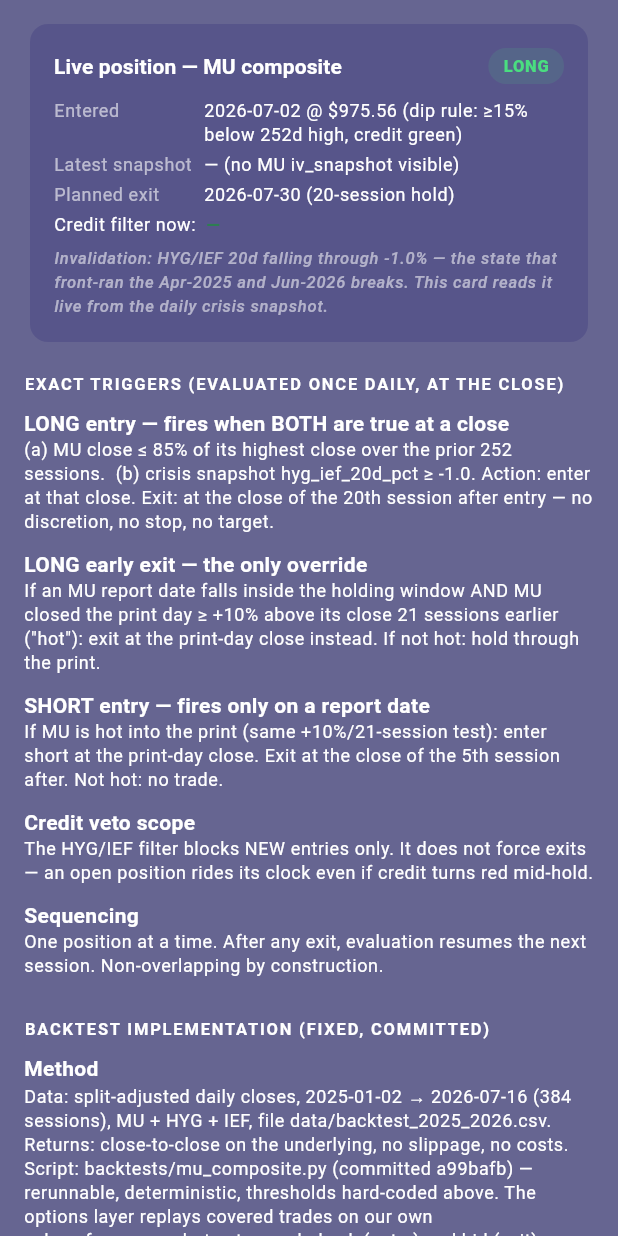
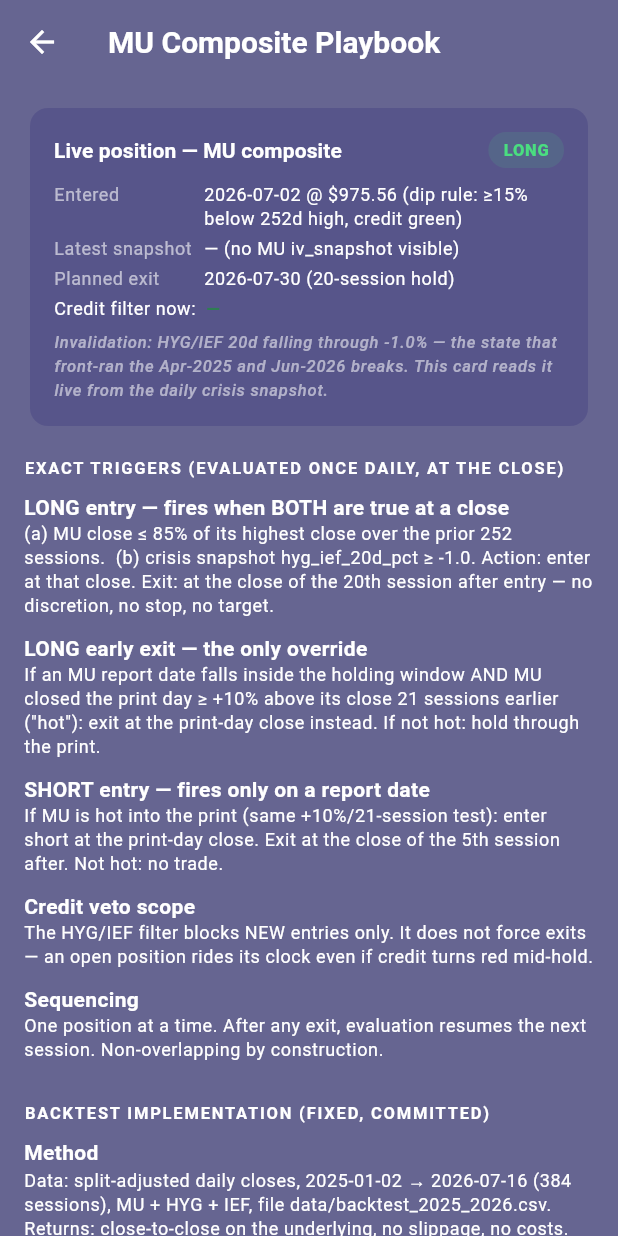
Before and after one commit to KieshaWalker/swingtradeapp, a Flutter app: the MuPlaybookScreen screen opened directly, on a phone screen of 412 x 824 dp. Run offline on Flutter 3.47's test engine with Material 3 defaults, Android fonts, the phone set to English and light mode, and no system bars; our stand-ins replace csv, fl_chart, flutter_riverpod, go_router, supabase_flutter; accounts and stored records are empty; network calls fail.

Commit message:
Fix MU Playbook screen: missing Scaffold caused blank page on navigation
The screen was pushed via Navigator.push as a bare ListView/RefreshIndicator
with no Scaffold/AppBar — no page chrome, no back button, and no defined
body region, which on web left users looking at effectively nothing but
the first card. Also fixes a Row overflow risk on the credit-filter status
line (unconstrained Text widgets side by side) by wrapping it in Expanded.

Co-Authored-By: Claude Fable 5 <noreply@anthropic.com>

```diff
--- a/lib/features/strategy_tracker/screens/mu_playbook_screen.dart
+++ b/lib/features/strategy_tracker/screens/mu_playbook_screen.dart
@@ -50,7 +50,9 @@ class MuPlaybookScreen extends ConsumerWidget {
         hygIef20d == null ? null : hygIef20d >= _creditRedThreshold;
     final pnl = muPrice == null ? null : (muPrice / _entryPrice - 1) * 100;
 
-    return RefreshIndicator(
+    return Scaffold(
+      appBar: AppBar(title: const Text('MU Composite Playbook')),
+      body: RefreshIndicator(
       onRefresh: () async {
         ref.invalidate(crisisChecklistProvider);
         ref.invalidate(muLivePriceProvider);
@@ -92,10 +94,11 @@ class MuPlaybookScreen extends ConsumerWidget {
                             ? '— (no MU iv_snapshot visible)'
                             : '\$${muPrice.toStringAsFixed(2)}  (${pnl! >= 0 ? "+" : ""}${pnl.toStringAsFixed(1)}% on shares · ATM Aug-7 call ≈ -55%)'),
                     _kv(theme, 'Planned exit', '$_plannedExit (20-session hold)'),
-                    Row(children: [
+                    Row(crossAxisAlignment: CrossAxisAlignment.start, children: [
                       Text('Credit filter now:  ',
                           style: theme.textTheme.bodySmall),
-                      Text(
+                      Expanded(
+                        child: Text(
                           creditGreen == null
                               ? '—'
                               : creditGreen
@@ -106,6 +109,7 @@ class MuPlaybookScreen extends ConsumerWidget {
                               color: creditGreen == false
                                   ? theme.colorScheme.error
                                   : const Color(0xFF2E7D52)),
+                        ),
                       ),
                     ]),
                     const SizedBox(height: 6),
@@ -265,6 +269,7 @@ class MuPlaybookScreen extends ConsumerWidget {
           ),
         ],
       ),
+      ),
     );
   }
 
```
Lines whose indentation alone changed are shown as unchanged.
